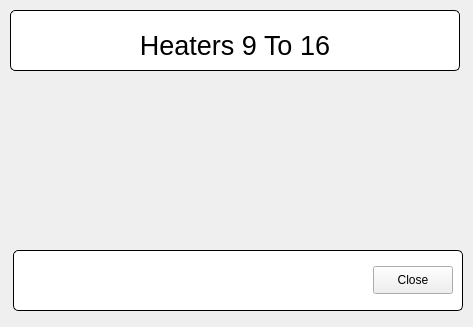
First picture: the form in heaters9to16.ui, repository SESAME-Synchrotron/bakeout-qt, before the edit.
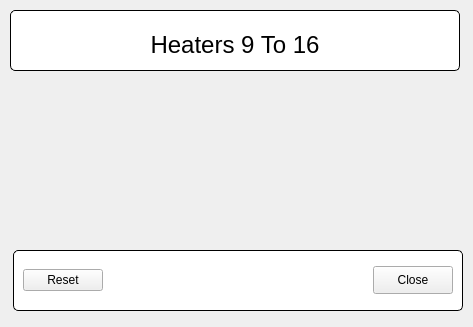
Second picture: the form after the edit. Custom widgets are drawn as their Qt base class.

Commit message: start implementing heater_widget

```diff
--- a/heaters9to16.ui
+++ b/heaters9to16.ui
@@ -51,7 +51,7 @@
      </property>
      <property name="font">
       <font>
-       <pointsize>20</pointsize>
+       <pointsize>18</pointsize>
        <weight>50</weight>
        <italic>false</italic>
        <bold>false</bold>
@@ -91,10 +91,20 @@
     <property name="title">
      <string/>
     </property>
-    <layout class="QHBoxLayout" name="horizontalLayout_3" stretch="0,0">
+    <layout class="QHBoxLayout" name="horizontalLayout_3" stretch="0,0,0">
      <property name="spacing">
       <number>0</number>
      </property>
+     <item>
+      <widget class="QEPushButton" name="btnReset_2">
+       <property name="text">
+        <string>Reset</string>
+       </property>
+       <property name="variable" stdset="0">
+        <string>Heaters:reset</string>
+       </property>
+      </widget>
+     </item>
      <item>
       <spacer name="horizontalSpacer_2">
        <property name="orientation">
@@ -131,6 +141,13 @@
    </widget>
   </widget>
  </widget>
+ <customwidgets>
+  <customwidget>
+   <class>QEPushButton</class>
+   <extends>QPushButton</extends>
+   <header>QEPushButton.h</header>
+  </customwidget>
+ </customwidgets>
  <resources/>
  <connections/>
 </ui>
```
The commit also changes 8 other files.
